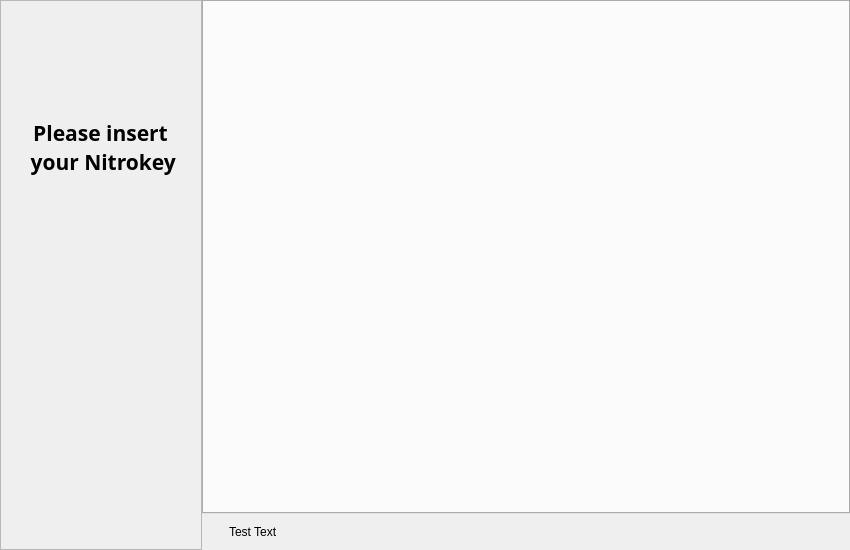
This is nitrokeyapp/ui/mainwindow.ui in Nitrokey/nitrokey-app2 as Qt 5 draws it before an edit. The edited form follows.
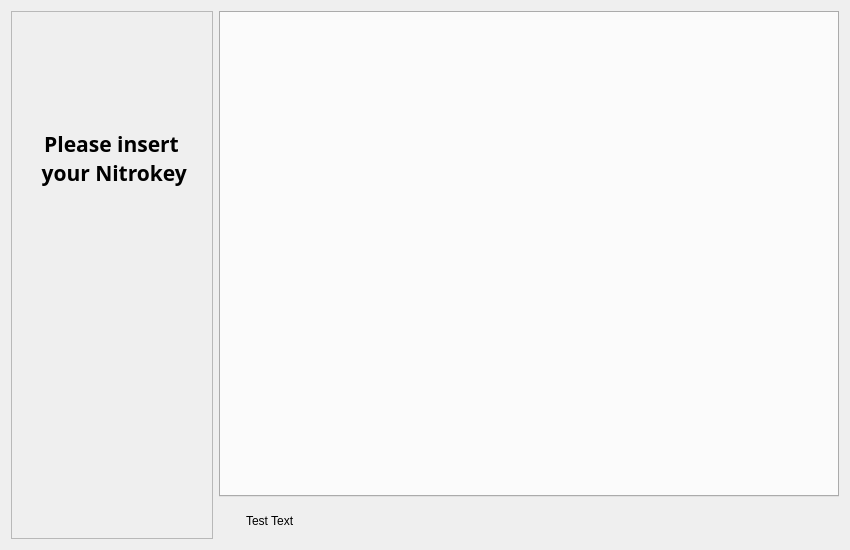
This is the edited form. Icons and pictures are not drawn.

Commit message: add WelcomeTab 	modified:   nitrokeyapp/gui.py 	new file:   nitrokeyapp/ui/icons/s_icon_Logo_App.png 	modified:   nitrokeyapp/ui/mainwindow.ui 	new file:   nitrokeyapp/ui/welcome_tab.ui 	new file:   nitrokeyapp/welcome_tab.py

Patch:
```diff
--- a/nitrokeyapp/ui/mainwindow.ui
+++ b/nitrokeyapp/ui/mainwindow.ui
@@ -57,86 +57,8 @@
    <property name="styleSheet">
     <string notr="true"/>
    </property>
-   <layout class="QGridLayout" name="gridLayout_5">
-    <property name="leftMargin">
-     <number>0</number>
-    </property>
-    <property name="topMargin">
-     <number>0</number>
-    </property>
-    <property name="rightMargin">
-     <number>0</number>
-    </property>
-    <property name="bottomMargin">
-     <number>0</number>
-    </property>
-    <property name="spacing">
-     <number>0</number>
-    </property>
-    <item row="0" column="1" colspan="2">
-     <widget class="QTabWidget" name="tabWidget">
-      <property name="enabled">
-       <bool>true</bool>
-      </property>
-      <property name="sizePolicy">
-       <sizepolicy hsizetype="Expanding" vsizetype="Expanding">
-        <horstretch>0</horstretch>
-        <verstretch>0</verstretch>
-       </sizepolicy>
-      </property>
-      <property name="minimumSize">
-       <size>
-        <width>400</width>
-        <height>400</height>
-       </size>
-      </property>
-      <property name="font">
-       <font>
-        <pointsize>14</pointsize>
-       </font>
-      </property>
-      <property name="layoutDirection">
-       <enum>Qt::LeftToRight</enum>
-      </property>
-      <property name="autoFillBackground">
-       <bool>false</bool>
-      </property>
-      <property name="styleSheet">
-       <string notr="true"/>
-      </property>
-      <property name="inputMethodHints">
-       <set>Qt::ImhNone</set>
-      </property>
-      <property name="tabPosition">
-       <enum>QTabWidget::North</enum>
-      </property>
-      <property name="tabShape">
-       <enum>QTabWidget::Rounded</enum>
-      </property>
-      <property name="currentIndex">
-       <number>-1</number>
-      </property>
-      <property name="elideMode">
-       <enum>Qt::ElideNone</enum>
-      </property>
-      <property name="usesScrollButtons">
-       <bool>true</bool>
-      </property>
-      <property name="documentMode">
-       <bool>false</bool>
-      </property>
-      <property name="tabsClosable">
-       <bool>false</bool>
-      </property>
-      <property name="movable">
-       <bool>false</bool>
-      </property>
-      <property name="tabBarAutoHide">
-       <bool>false</bool>
-      </property>
-     </widget>
-    </item>
-    <item row="1" column="1" alignment="Qt::AlignLeft">
+   <layout class="QGridLayout" name="gridLayout_2">
+    <item row="1" column="1">
      <widget class="QFrame" name="information_frame">
       <property name="sizePolicy">
        <sizepolicy hsizetype="Expanding" vsizetype="Preferred">
@@ -160,7 +82,7 @@
        <property name="sizeConstraint">
         <enum>QLayout::SetFixedSize</enum>
        </property>
-       <item alignment="Qt::AlignLeft">
+       <item>
         <widget class="QLabel" name="label_information_icon">
          <property name="sizePolicy">
           <sizepolicy hsizetype="Fixed" vsizetype="Fixed">
@@ -188,7 +110,7 @@
          </property>
         </widget>
        </item>
-       <item alignment="Qt::AlignLeft">
+       <item>
         <widget class="QLabel" name="label_information">
          <property name="sizePolicy">
           <sizepolicy hsizetype="Expanding" vsizetype="Preferred">
@@ -480,6 +402,102 @@
       </layout>
      </widget>
     </item>
+    <item row="0" column="1">
+     <widget class="QWidget" name="widgetTab" native="true">
+      <property name="sizePolicy">
+       <sizepolicy hsizetype="Expanding" vsizetype="Expanding">
+        <horstretch>0</horstretch>
+        <verstretch>0</verstretch>
+       </sizepolicy>
+      </property>
+      <property name="minimumSize">
+       <size>
+        <width>400</width>
+        <height>400</height>
+       </size>
+      </property>
+      <layout class="QVBoxLayout" name="verticalLayout">
+       <property name="spacing">
+        <number>0</number>
+       </property>
+       <property name="leftMargin">
+        <number>0</number>
+       </property>
+       <property name="topMargin">
+        <number>0</number>
+       </property>
+       <property name="rightMargin">
+        <number>0</number>
+       </property>
+       <property name="bottomMargin">
+        <number>0</number>
+       </property>
+       <item>
+        <widget class="QTabWidget" name="tabWidget">
+         <property name="enabled">
+          <bool>true</bool>
+         </property>
+         <property name="sizePolicy">
+          <sizepolicy hsizetype="Expanding" vsizetype="Expanding">
+           <horstretch>0</horstretch>
+           <verstretch>0</verstretch>
+          </sizepolicy>
+         </property>
+         <property name="minimumSize">
+          <size>
+           <width>400</width>
+           <height>400</height>
+          </size>
+         </property>
+         <property name="font">
+          <font>
+           <pointsize>14</pointsize>
+          </font>
+         </property>
+         <property name="layoutDirection">
+          <enum>Qt::LeftToRight</enum>
+         </property>
+         <property name="autoFillBackground">
+          <bool>false</bool>
+         </property>
+         <property name="styleSheet">
+          <string notr="true"/>
+         </property>
+         <property name="inputMethodHints">
+          <set>Qt::ImhNone</set>
+         </property>
+         <property name="tabPosition">
+          <enum>QTabWidget::North</enum>
+         </property>
+         <property name="tabShape">
+          <enum>QTabWidget::Rounded</enum>
+         </property>
+         <property name="currentIndex">
+          <number>-1</number>
+         </property>
+         <property name="elideMode">
+          <enum>Qt::ElideNone</enum>
+         </property>
+         <property name="usesScrollButtons">
+          <bool>true</bool>
+         </property>
+         <property name="documentMode">
+          <bool>false</bool>
+         </property>
+         <property name="tabsClosable">
+          <bool>false</bool>
+         </property>
+         <property name="movable">
+          <bool>false</bool>
+         </property>
+         <property name="tabBarAutoHide">
+          <bool>false</bool>
+         </property>
+        </widget>
+       </item>
+      </layout>
+     </widget>
+    </item>
    </layout>
   </widget>
  </widget>
```
The commit also changes 4 other files.
